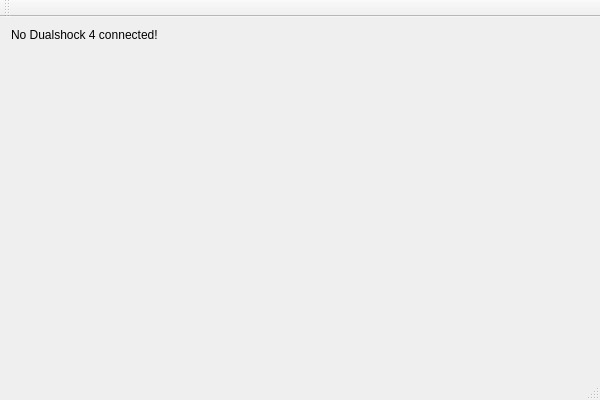
First picture: the form in DualShockPCController/MainWindow.ui, repository banujan59/DualShockPCController, before the edit.
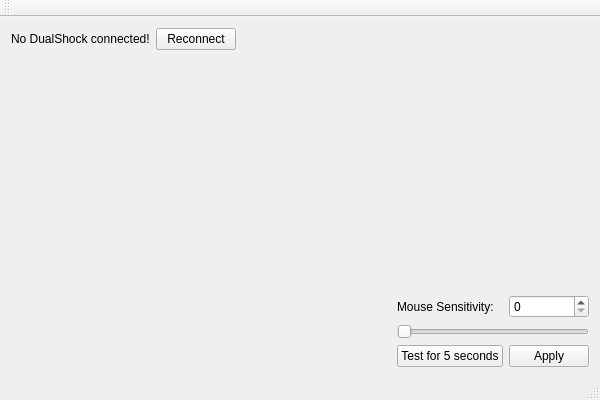
Second picture: the form after the edit.

Commit message: Implemented Mouse Sensitivity settings

```diff
--- a/DualShockPCController/MainWindow.ui
+++ b/DualShockPCController/MainWindow.ui
@@ -16,14 +16,82 @@
   <widget class="QWidget" name="centralWidget">
    <layout class="QHBoxLayout" name="horizontalLayout">
     <item>
-     <layout class="QFormLayout" name="formLayout">
+     <layout class="QGridLayout" name="gridLayout">
+      <item row="1" column="2">
+       <widget class="QLabel" name="mouseSensitivityLabel">
+        <property name="text">
+         <string>Mouse Sensitivity: </string>
+        </property>
+       </widget>
+      </item>
+      <item row="0" column="2">
+       <spacer name="verticalSpacer">
+        <property name="orientation">
+         <enum>Qt::Vertical</enum>
+        </property>
+        <property name="sizeHint" stdset="0">
+         <size>
+          <width>20</width>
+          <height>40</height>
+         </size>
+        </property>
+       </spacer>
+      </item>
       <item row="0" column="0">
-       <widget class="QLabel" name="connectedStatusLabel">
+       <layout class="QFormLayout" name="formLayout">
+        <item row="0" column="0">
+         <widget class="QLabel" name="connectedStatusLabel">
+          <property name="text">
+           <string>No DualShock connected!</string>
+          </property>
+         </widget>
+        </item>
+        <item row="0" column="1">
+         <widget class="QPushButton" name="attemptConnectionButton">
+          <property name="text">
+           <string>Reconnect</string>
+          </property>
+         </widget>
+        </item>
+       </layout>
+      </item>
+      <item row="2" column="2" colspan="2">
+       <widget class="QSlider" name="mouseSensitivitySlider">
+        <property name="orientation">
+         <enum>Qt::Horizontal</enum>
+        </property>
+       </widget>
+      </item>
+      <item row="3" column="3">
+       <widget class="QPushButton" name="applyMouseSensitivity">
         <property name="text">
-         <string>No Dualshock 4 connected!</string>
+         <string>Apply</string>
         </property>
        </widget>
       </item>
+      <item row="1" column="1">
+       <spacer name="horizontalSpacer">
+        <property name="orientation">
+         <enum>Qt::Horizontal</enum>
+        </property>
+        <property name="sizeHint" stdset="0">
+         <size>
+          <width>40</width>
+          <height>20</height>
+         </size>
+        </property>
+       </spacer>
+      </item>
+      <item row="3" column="2">
+       <widget class="QPushButton" name="testMouseSensitivityButton">
+        <property name="text">
+         <string>Test for 5 seconds</string>
+        </property>
+       </widget>
+      </item>
+      <item row="1" column="3">
+       <widget class="QSpinBox" name="mouseSensitivitySpinBox"/>
+      </item>
      </layout>
     </item>
    </layout>
```
The commit also changes 4 other files.
